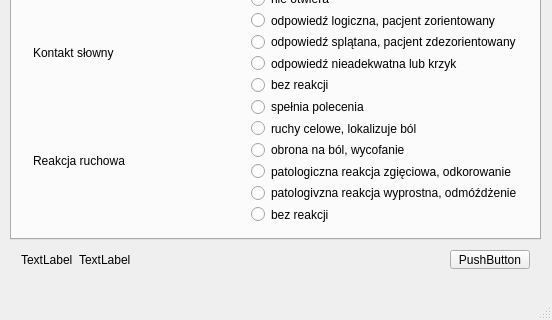
The window that mainwindow.ui (Barto-Paja/PPossumCalc) describes before a commit, drawn with Qt 5; both pictures show x 0 to 552 and y 148 to 468 of the 552 by 468 pixel window.
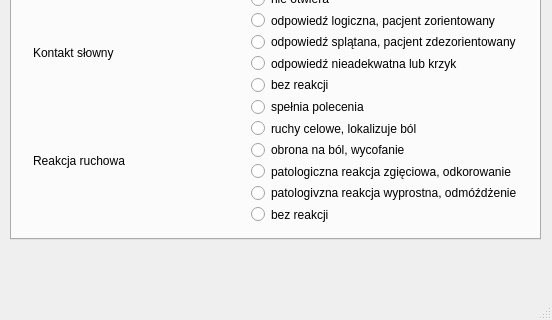
The same window after the commit. The open tabs and pages were chosen to show the change.

Patch:
```diff
--- a/mainwindow.ui
+++ b/mainwindow.ui
@@ -357,52 +357,6 @@
      </widget>
     </widget>
    </widget>
-   <widget class="QWidget" name="horizontalLayoutWidget">
-    <property name="geometry">
-     <rect>
-      <x>10</x>
-      <y>370</y>
-      <width>531</width>
-      <height>41</height>
-     </rect>
-    </property>
-    <layout class="QHBoxLayout" name="horizontalLayout">
-     <item>
-      <widget class="QLabel" name="label_4">
-       <property name="text">
-        <string>TextLabel</string>
-       </property>
-      </widget>
-     </item>
-     <item>
-      <widget class="QLabel" name="label">
-       <property name="text">
-        <string>TextLabel</string>
-       </property>
-      </widget>
-     </item>
-     <item>
-      <spacer name="horizontalSpacer">
-       <property name="orientation">
-        <enum>Qt::Horizontal</enum>
-       </property>
-       <property name="sizeHint" stdset="0">
-        <size>
-         <width>40</width>
-         <height>20</height>
-        </size>
-       </property>
-      </spacer>
-     </item>
-     <item>
-      <widget class="QPushButton" name="pushButton">
-       <property name="text">
-        <string>PushButton</string>
-       </property>
-      </widget>
-     </item>
-    </layout>
-   </widget>
   </widget>
   <widget class="QMenuBar" name="menuBar">
    <property name="geometry">
```
Left out of the diff: 96 changed lines with no effect on the pictures.
